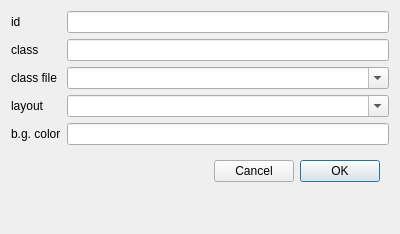
Above: window/n_page_dialog.ui from h13i32maru/navyjs-legacy2 before the change. Below: the same form after it.
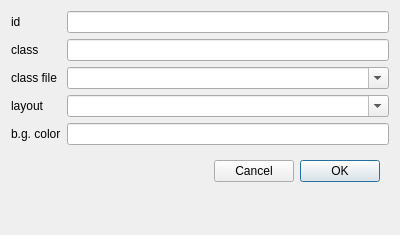
That is the form after the change. Custom widgets are drawn as their Qt base class.

Commit message: タブの順序を修正

The edit to the form file:
```diff
--- a/window/n_page_dialog.ui
+++ b/window/n_page_dialog.ui
@@ -7,7 +7,7 @@
     <x>0</x>
     <y>0</y>
     <width>400</width>
-    <height>234</height>
+    <height>235</height>
    </rect>
   </property>
   <property name="windowTitle">
```
Left out of the diff: 9 changed lines with no effect on the pictures.
